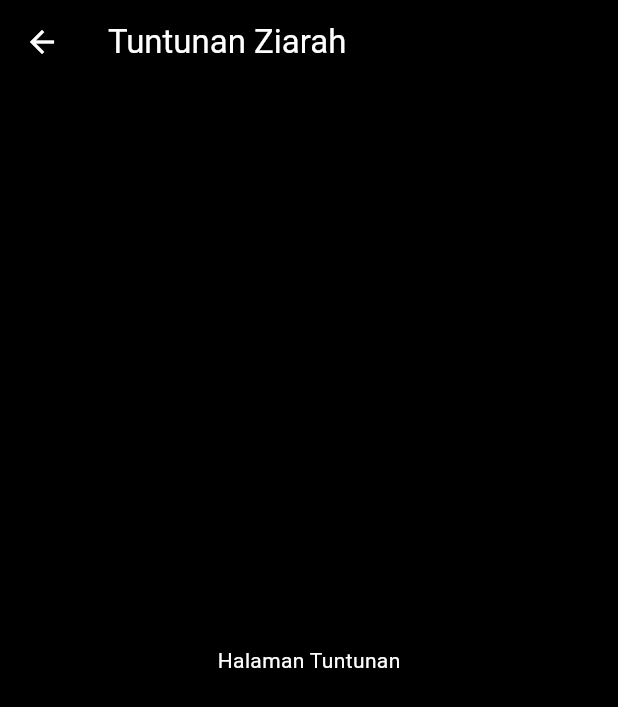
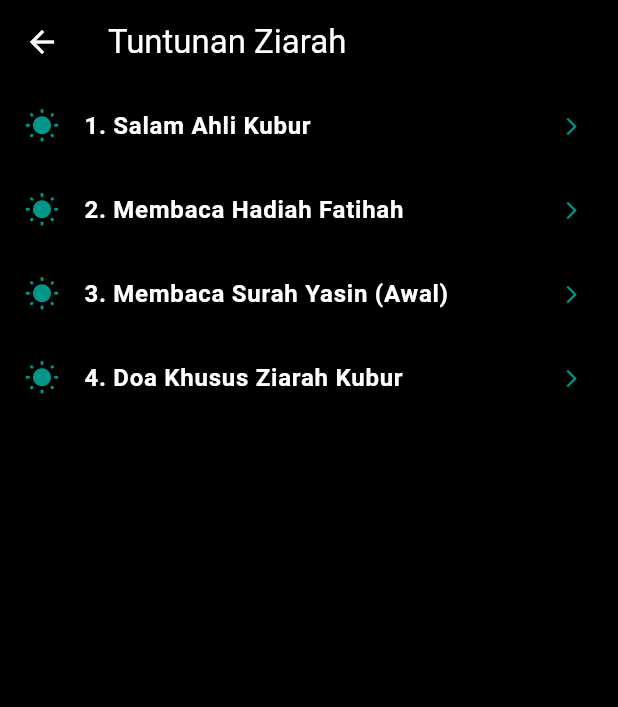
Before and after one commit to UmarEngginering/Nur_Kitab, a Flutter app: the TuntunanPage screen opened directly, on a phone screen of 412 x 824 dp. Shown: the top 707 px of the screen. Run offline on Flutter 3.47's test engine with Material 3 defaults, Android fonts, the phone set to English and light mode, and no system bars; network calls fail.

Commit message:
memperbaiki tampilan tuntunan ziarah

```diff
--- a/lib/main.dart
+++ b/lib/main.dart
@@ -379,7 +379,8 @@ class HomePage extends StatefulWidget{
                 ));
               },
             );
-          },),
+          },
+        ),
       );
     }
   }
@@ -413,7 +414,7 @@ class HomePage extends StatefulWidget{
               },
             );
           },
-        )
+        ),
       );
     }
   }
@@ -447,7 +448,7 @@ class HomePage extends StatefulWidget{
               },
             );
           },
-        )
+        ),
       );
     }
   }
@@ -455,11 +456,33 @@ class HomePage extends StatefulWidget{
     const TuntunanPage({super.key});
     @override
     Widget build(BuildContext context) {
+      final List<String> tuntunan = [
+        "1. Salam Ahli Kubur",
+        "2. Membaca Hadiah Fatihah",
+        "3. Membaca Surah Yasin (Awal)",
+        "4. Doa Khusus Ziarah Kubur",
+      ];
       return Scaffold(
         backgroundColor: Colors.black,
         appBar: AppBar(title: const Text('Tuntunan Ziarah'), backgroundColor: Colors.black,
         foregroundColor: Colors.white),
-        body: const Center(child: Text('Halaman Tuntunan', style: TextStyle(color: Colors.white))),
+        body: ListView.builder(
+          itemCount: tuntunan.length,
+          itemBuilder: (context, index) {
+            return ListTile(
+              leading: const Icon(Icons.wb_sunny_rounded, color: Colors.teal),
+              title: Text(
+                tuntunan[index],
+                style: const TextStyle(color: Colors.white, fontWeight: FontWeight.bold),
+              ),
+              trailing: const Icon(Icons.arrow_forward_ios, color: Colors.teal, size: 14),
+              onTap: () {
+                Navigator.push(context, MaterialPageRoute(builder: (context) => IsiBacaanPage(judul: tuntunan[index]),
+                ));
+              },
+            );
+          },
+        ),
       );
     }
   }
@@ -628,6 +651,24 @@ class HomePage extends StatefulWidget{
                   "4. Semoga Allah Sang Pencipta melimpahkan sholawat kepadanya setiap malam dan pagi hari, juga kepada keluarganya yang suci lagi mulia, serta para sahabatnya yang merupakan ahli petunjuk.";
       }
 
+      // -- BAGIAN TUNTUNAN ZIARAH --
+      else if (judul == "1. Salam Ahli Kubur") {
+        teksArab = "السَّلَامُ عَلَيْكُمْ دَارَ قَوْمٍ مُؤْمِنِينَ وَإِنَّا إِنْ شَاءَ اللَّهُ بِكُمْ لَاحِقُونَ أَنْتُمْ لَنَا فرَطٌ وَنَحْنُ لَكُمْ تَبَعٌ";
+        artiTeks = "Semoga keselamatan tercurah kepada kalian, wahai penghuni kampung orang-orang mukmin. Kami insya Allah akan menyusul kalian. Kalian telah mendahului kami dan kami akan mengikuti kalian.";
+      }
+      else if (judul == "2. Membaca Hadiah Fatihah") {
+        teksArab = "إِلَى حَضْرَةِ النَّبِيِّ الْمُصْطَفَى صَلَّى اللهُ عَلَيْهِ وَسَلَّمَ وَإِلَى أَرْوَاحِ آبَائِنَا وَأُمَّهَاتِنَا وَمَشَايِخِنَا وَأَهْلِ هٰذِهِ الْقُبُوْرِ مِنَ الْمُسْلِمِيْنَ وَالْمُسْلِمَاتِ، لَهُمُ الْفَاتِحَةُ...";
+        artiTeks = "Khususon kepada hadirat Nabi pilihan Muhammad SAW, dan kepada roh-roh bapak kami, ibu kami, guru-guru kami, dan penghuni kubur ini dari kaum muslimin dan muslimat, bagi mereka Al-Fatihah...";
+      }
+      else if (judul == "3. Membaca Surah Yasin (Awal)") {
+        teksArab = "بِسْمِ اللّٰهِ الرَّحْمٰنِ الرَّحِيْمِ. يٰسۤ (١) وَالْقُرْاٰنِ الْحَكِيْمِ (٢) اِنَّكَ لَمِنَ الْمُرْسَلِيْنَ (٣) عَلٰى صِرَاطٍ مُّسْتَقِيْمٍ (٤) تَنْزِيْلَ الْعَزِيْزِ الرَّحِيْمِ (٥)";
+        artiTeks = "1. Yaa Siiin. \n2. Demi Al-Qur'an yang penuh hikmah. \n3. Sungguh, engkau (Muhammad) adalah salah seorang dari rasul-rasul. \n4. (yang berada) di atas jalan yang lurus. \n5. (Sebagai wahyu) yang diturunkan oleh (Allah) Yang Maha Perkasa, Maha Penyayang.";
+      }
+      else if (judul == "4. Doa Khusus Ziarah Kubur") {
+        teksArab = "اَللَّهُمَّ اغْفِرْ لَهُمْ وَارْحَمْهُمْ وَعَافِهِمْ وَاعْفُ عَنْهُمْ اَللَّهُمَّ أَنْزِلِ الرَّحْمَةَ وَالْمَغْفِرَةَ عَلَى أَهْلِ الْقُبُوْرِ مِنْ أَهْلِ لَا إِلَهَ إِلَّا اللهُ مُحَمَّدٌ رَسُوْلُ اللهِ";
+        artiTeks = "Ya Allah, ampunilah mereka, sayangilah mereka, sejahterakanlah mereka, dan maafkanlah mereka. Ya Allah, turunkanlah rahmat dan ampunan kepada ahli kubur dari golongan orang-orang yang mengucapkan 'Laa ilaha illallah Muhammadur Rasulullah'.";
+      }
+
       return Scaffold(
         backgroundColor: Colors.black,
         appBar: AppBar(title: Text(judul),
```
